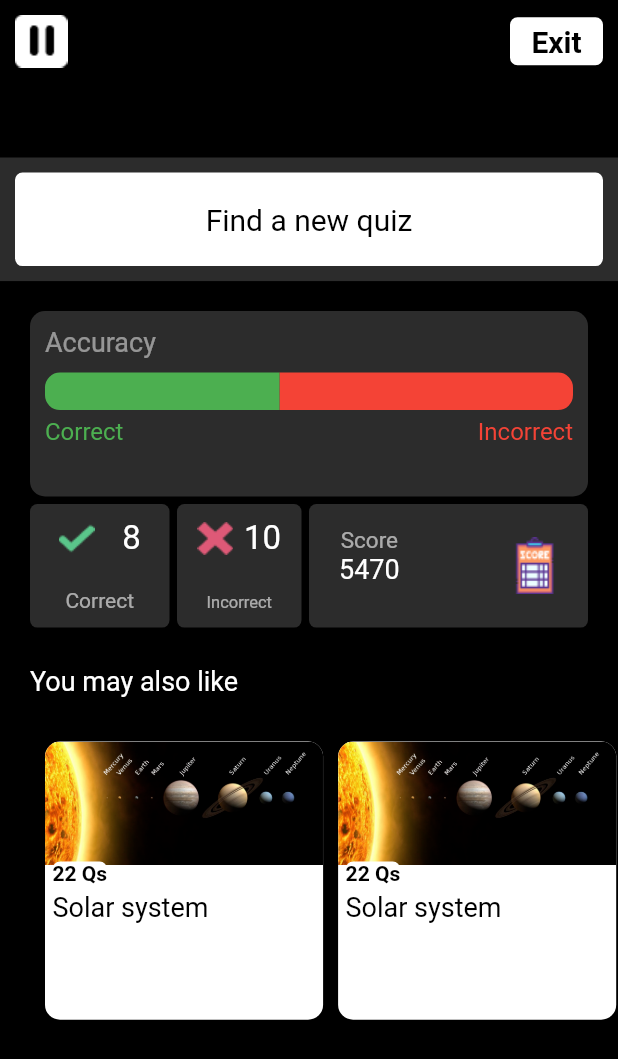
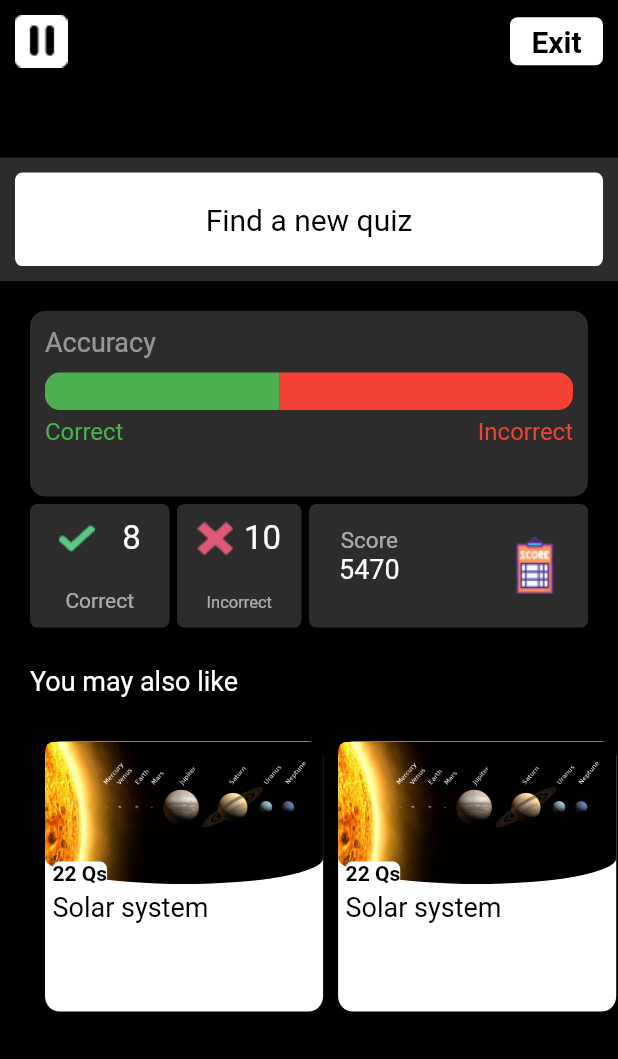
Before and after one commit to truonganhhoang/INT3120-2-2020, a Flutter app: the EndQuiz widget shown alone on an empty page, opened directly, on a phone screen of 412 x 824 dp. Shown: the top 1059 px of the screen. Run offline on Flutter 3.47's test engine with Material 2 defaults, Android fonts, the phone set to English and light mode, and no system bars; our stand-ins replace percent_indicator; network calls fail; statements that could not run were skipped.

Commit message:
update-view

```diff
--- a/12/Quizizz/lib/views/components/quiz_card.dart
+++ b/12/Quizizz/lib/views/components/quiz_card.dart
@@ -54,13 +54,15 @@ class QuizCard extends StatelessWidget {
             children: [
               ClipPath(
                 child: Container(
-                  height: size.height * 0.1,
+                  height: 95,
                   decoration: BoxDecoration(
                       image: DecorationImage(
                           image: AssetImage(imagePath), fit: BoxFit.cover),
                       borderRadius: BorderRadius.only(
                           topLeft: Radius.circular(10),
-                          topRight: Radius.circular(10))),
+                          topRight: Radius.circular(10),
+                          bottomLeft: Radius.elliptical(150, 28),
+                          bottomRight: Radius.elliptical(150, 28))),
                 ),
               ),
               Positioned(
--- a/12/Quizizz/lib/views/play_screen/end_quiz.dart
+++ b/12/Quizizz/lib/views/play_screen/end_quiz.dart
@@ -32,41 +32,20 @@ class EndQuiz extends StatelessWidget {
                       ),
                     ),
                   ),
-                  SingleChildScrollView(
-                    scrollDirection: Axis.horizontal,
-                    child: Row(
-                      children: [
-                        QuizCard(
+                  SizedBox(
+                    height: 200,
+                    child: ListView.builder(
+                      shrinkWrap: true,
+                      scrollDirection: Axis.horizontal,
+                      itemCount: 5,
+                      itemBuilder: (context, index) {
+                        return QuizCard(
                           title: "Solar system",
                           imagePath: "assets/images/solar.png",
                           questionCount: 22,
                           size: size,
-                        ),
-                        QuizCard(
-                          title: "Solar system",
-                          imagePath: "assets/images/solar.png",
-                          questionCount: 22,
-                          size: size,
-                        ),
-                        QuizCard(
-                          title: "Solar system",
-                          imagePath: "assets/images/solar.png",
-                          questionCount: 22,
-                          size: size,
-                        ),
-                        QuizCard(
-                          title: "Solar system",
-                          imagePath: "assets/images/solar.png",
-                          questionCount: 22,
-                          size: size,
-                        ),
-                        QuizCard(
-                          title: "Solar system",
-                          imagePath: "assets/images/solar.png",
-                          questionCount: 22,
-                          size: size,
-                        ),
-                      ],
+                        );
+                      },
                     ),
                   )
                 ],
```
Also changed, not shown: 12/Quizizz/lib/main.dart (+1 -37 lines).
